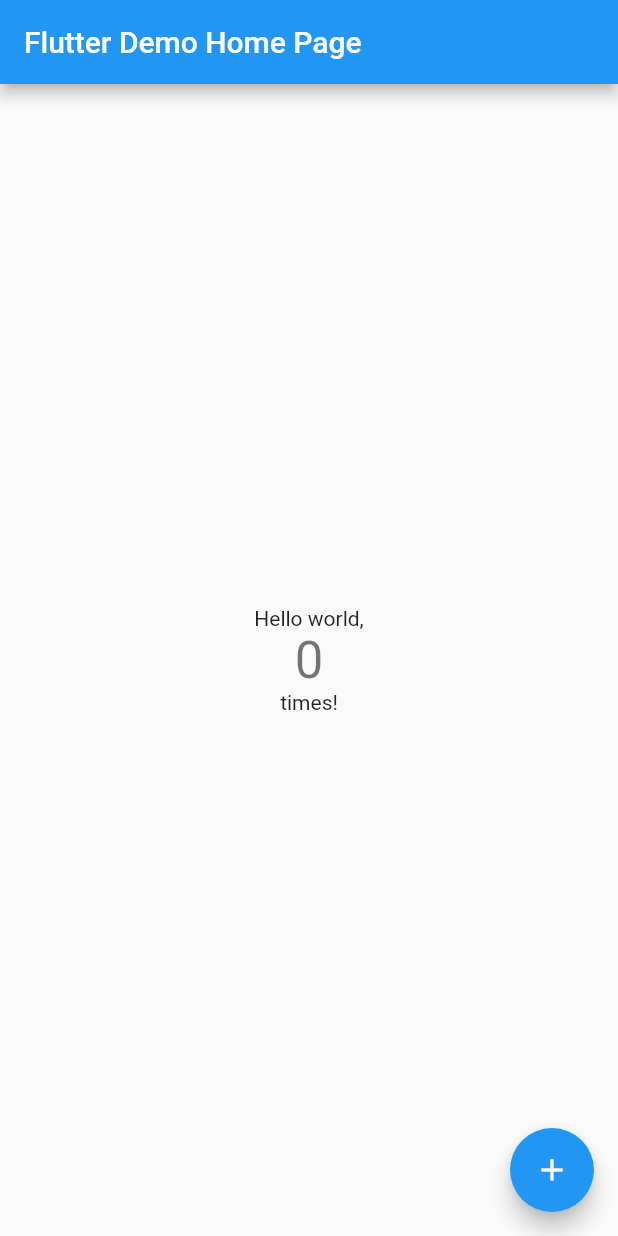
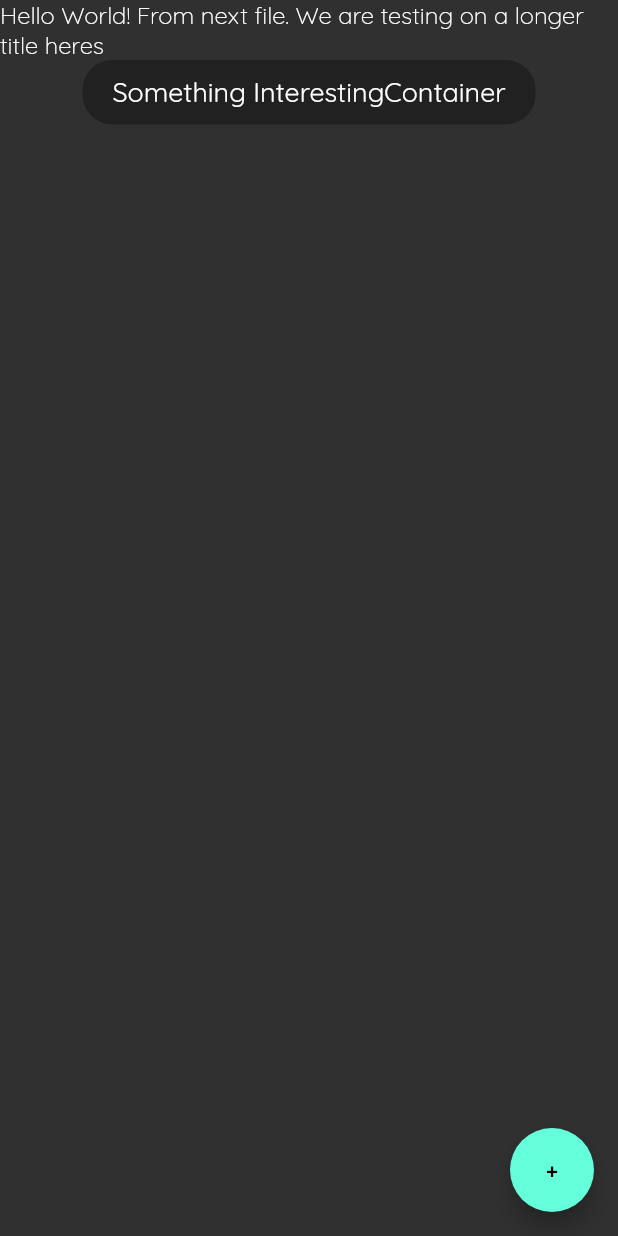
Before and after one commit to nepali-prabhat/Secret, a Flutter app: the screen it shows after launch, on a phone screen of 412 x 824 dp. Run offline on Flutter 3.47's test engine with Material 2 defaults, Android fonts, the phone set to English and light mode, and no system bars; our stand-ins replace dynamic_theme.

Commit message:
theme done

```diff
--- a/lib/main.dart
+++ b/lib/main.dart
@@ -1,4 +1,7 @@
 import 'package:flutter/material.dart';
+import 'package:dynamic_theme/dynamic_theme.dart';
+import './utils/theme.dart' as CustomTheme;
+import './views/home.dart';
 
 void main() => runApp(MyApp());
 
@@ -6,62 +9,15 @@ class MyApp extends StatelessWidget {
 
   @override
   Widget build(BuildContext context) {
-    return MaterialApp(
-      title: 'Flutter Demo',
-      theme: ThemeData(
-        primarySwatch: Colors.blue,
-      ),
-      home: MyHomePage(title: 'Flutter Demo Home Page'),
+    return DynamicTheme(
+      defaultBrightness: Brightness.dark,
+      data: (brightness) => CustomTheme.buildTheme(brightness),
+      themedWidgetBuilder: (context, theme) => MaterialApp(
+        debugShowCheckedModeBanner: false,
+        title: 'Flutter Demo',
+        theme: theme,
+        home: MyHomePage()
+      )
     );
   }
 }
-
-class MyHomePage extends StatefulWidget {
-  MyHomePage({Key key, this.title}) : super(key: key);
-
-  final String title;
-
-  @override
-  _MyHomePageState createState() => _MyHomePageState();
-}
-
-class _MyHomePageState extends State<MyHomePage> {
-  int _counter = 0;
-
-  void _incrementCounter() {
-    setState(() {
-      _counter++;
-    });
-  }
-
-  @override
-  Widget build(BuildContext context) {
-    return Scaffold(
-      appBar: AppBar(
-        title: Text(widget.title),
-      ),
-      body: Center(
-        child: Column(
-          mainAxisAlignment: MainAxisAlignment.center,
-          children: <Widget>[
-            Text(
-              'Hello world,',
-            ),
-            Text(
-              '$_counter',
-              style: Theme.of(context).textTheme.display1,
-            ),
-            Text(
-              'times!',
-            ),
-          ],
-        ),
-      ),
-      floatingActionButton: FloatingActionButton(
-        onPressed: _incrementCounter,
-        tooltip: 'Increment',
-        child: Icon(Icons.add),
-      ),
-    );
-  }
-}
--- /dev/null
+++ b/lib/utils/theme.dart
@@ -0,0 +1,64 @@
+import 'package:flutter/material.dart';
+import 'package:dynamic_theme/dynamic_theme.dart';
+
+class CustomStyles {
+  static void changeTheme(BuildContext context){
+    DynamicTheme.of(context).setBrightness(Theme.of(context).brightness == Brightness.dark? Brightness.light: Brightness.dark);
+  }
+  static TextStyle headingStyle = TextStyle(
+                  fontSize: 20,
+                  fontWeight: FontWeight.w700,
+                );
+  static TextStyle subtitle= TextStyle(
+                    fontSize: 16,
+                    fontWeight: FontWeight.w300,
+                  );
+}
+ThemeData buildTheme(Brightness brightness) {
+    return brightness == Brightness.dark
+        ? ThemeData.dark().copyWith(
+            // primaryColor: Color.fromARGB(255, 255, 205, 1),
+            // accentColor: Color.fromARGB(255, 255, 205, 1),
+            textTheme: TextTheme(
+                title: TextStyle(
+                  fontFamily: 'quicksand',
+                  fontSize: 20,
+                  fontWeight: FontWeight.w700,
+                  color: Colors.white
+                ),
+                subtitle: TextStyle(
+                  fontFamily: 'quicksand',
+                  fontSize: 16,
+                  fontWeight: FontWeight.w300,
+                  color: Colors.white
+                ),
+                body1: TextStyle(
+                  fontFamily: 'quicksand',
+                  fontSize: 18,
+                  color: Colors.white
+                ),
+              ),
+            backgroundColor: Colors.black)
+        : ThemeData.light().copyWith(
+            primaryColor: Color.fromRGBO(255, 205, 1, 1),
+            textTheme: TextTheme(
+                title: TextStyle(
+                  fontFamily: 'quicksand',
+                  fontSize: 20,
+                  fontWeight: FontWeight.w700,
+                  color: Color.fromARGB(255, 28, 28, 28)
+                ),
+                subtitle: TextStyle(
+                  fontFamily: 'quicksand',
+                  fontSize: 16,
+                  fontWeight: FontWeight.w300,
+                  color: Color.fromARGB(255, 28, 28, 28)
+                ),
+                body1: TextStyle(
+                  fontFamily: 'quicksand',
+                  fontSize: 18,
+                  color: Color.fromARGB(255, 28, 28, 28)
+                ),
+              ),
+            backgroundColor: Colors.white);
+  }
--- /dev/null
+++ b/lib/views/home.dart
@@ -0,0 +1,33 @@
+import 'package:flutter/material.dart';
+import '../utils/theme.dart' as customTheme;
+
+class MyHomePage extends StatelessWidget {
+  const MyHomePage({Key key}) : super(key: key);
+
+  @override
+  Widget build(BuildContext context) {
+    return Scaffold(
+      body: SafeArea(
+            child: Column(
+                    children: [
+                      Text("Hello World! From next file. We are testing on a longer title heres", style: customTheme.CustomStyles.subtitle),
+                      Container(
+                        padding: EdgeInsets.symmetric(horizontal: 20, vertical:10),
+                        decoration: BoxDecoration(
+                          color: Theme.of(context).primaryColor,
+                          borderRadius: BorderRadius.all(Radius.circular(20))
+                          ),
+                        child: Text("Something InterestingContainer"),
+                      )
+                    ]
+            ),
+          ),
+      floatingActionButton: FloatingActionButton(
+        onPressed: (){
+          customTheme.CustomStyles.changeTheme(context);
+        },
+        child: Text("+"),
+      ),
+    );
+  }
+}
```
Also changed, not shown: pubspec.yaml (+18 -11 lines), assets/quicksand/Quicksand-Bold.ttf (added), assets/quicksand/Quicksand-Light.ttf (added), assets/quicksand/Quicksand-Medium.ttf (added), assets/quicksand/Quicksand-Regular.ttf (added), assets/quicksand/Quicksand-SemiBold.ttf (added), pubspec.lock.
